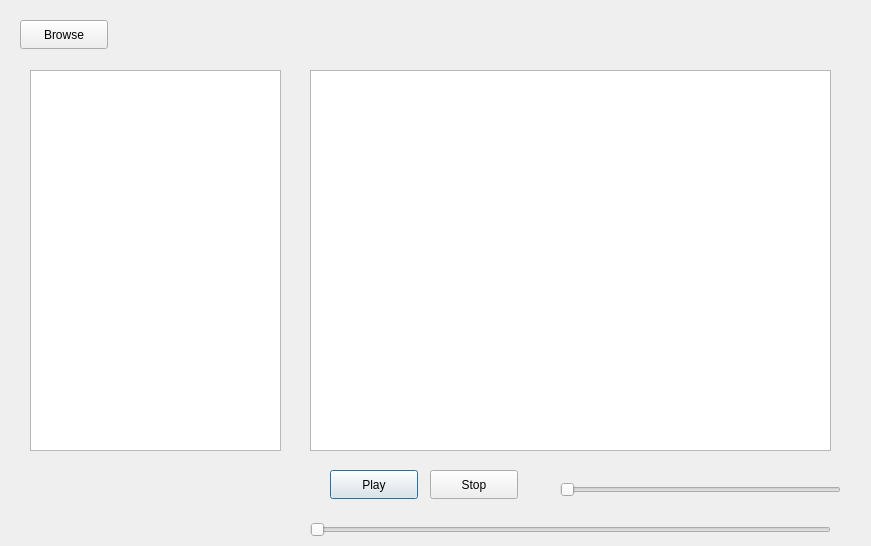
This is gui/frontend.ui in sticken88/music-player as Qt 5 draws it before an edit. The edited form follows.
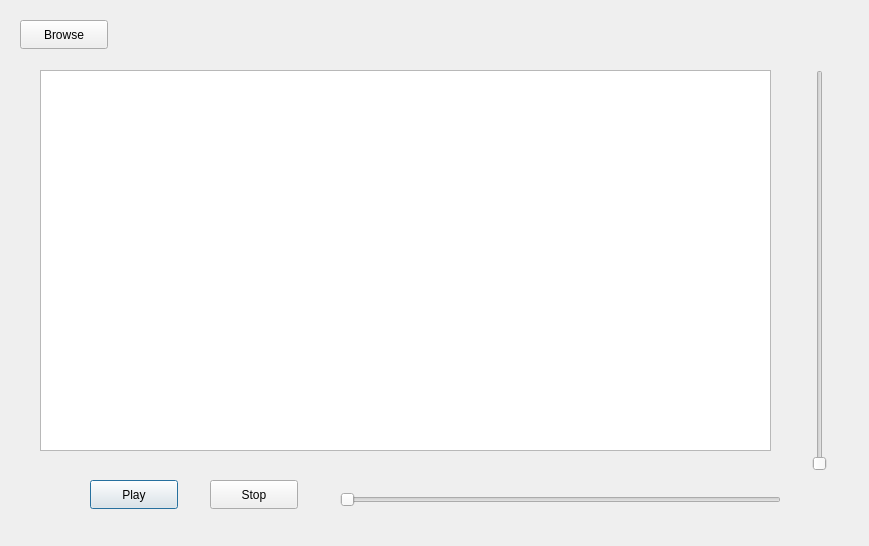
This is the edited form.

Commit message: Removed (useless?) TreeView and replaced horizontal slider with vertical.

```diff
--- a/gui/frontend.ui
+++ b/gui/frontend.ui
@@ -6,7 +6,7 @@
    <rect>
     <x>0</x>
     <y>0</y>
-    <width>871</width>
+    <width>869</width>
     <height>546</height>
    </rect>
   </property>
@@ -16,8 +16,8 @@
   <widget class="QPushButton" name="playButton">
    <property name="geometry">
     <rect>
-     <x>330</x>
-     <y>470</y>
+     <x>90</x>
+     <y>480</y>
      <width>88</width>
      <height>29</height>
     </rect>
@@ -29,8 +29,8 @@
   <widget class="QPushButton" name="stopButton">
    <property name="geometry">
     <rect>
-     <x>430</x>
-     <y>470</y>
+     <x>210</x>
+     <y>480</y>
      <width>88</width>
      <height>29</height>
     </rect>
@@ -55,32 +55,9 @@
   <widget class="QListWidget" name="songsListWidget">
    <property name="geometry">
     <rect>
-     <x>310</x>
+     <x>40</x>
      <y>70</y>
-     <width>521</width>
-     <height>381</height>
-    </rect>
-   </property>
-  </widget>
-  <widget class="QSlider" name="volumeSlider">
-   <property name="geometry">
-    <rect>
-     <x>560</x>
-     <y>480</y>
-     <width>281</width>
-     <height>20</height>
-    </rect>
-   </property>
-   <property name="orientation">
-    <enum>Qt::Horizontal</enum>
-   </property>
-  </widget>
-  <widget class="QTreeView" name="fileSystemView">
-   <property name="geometry">
-    <rect>
-     <x>30</x>
-     <y>70</y>
-     <width>251</width>
+     <width>731</width>
      <height>381</height>
     </rect>
    </property>
@@ -88,9 +65,9 @@
   <widget class="QSlider" name="elapsedTimeSlider">
    <property name="geometry">
     <rect>
-     <x>310</x>
-     <y>520</y>
-     <width>521</width>
+     <x>340</x>
+     <y>490</y>
+     <width>441</width>
      <height>20</height>
     </rect>
    </property>
@@ -98,6 +75,19 @@
     <enum>Qt::Horizontal</enum>
    </property>
   </widget>
+  <widget class="QSlider" name="volumeSlider">
+   <property name="geometry">
+    <rect>
+     <x>810</x>
+     <y>70</y>
+     <width>20</width>
+     <height>401</height>
+    </rect>
+   </property>
+   <property name="orientation">
+    <enum>Qt::Vertical</enum>
+   </property>
+  </widget>
  </widget>
  <resources/>
  <connections/>
```
